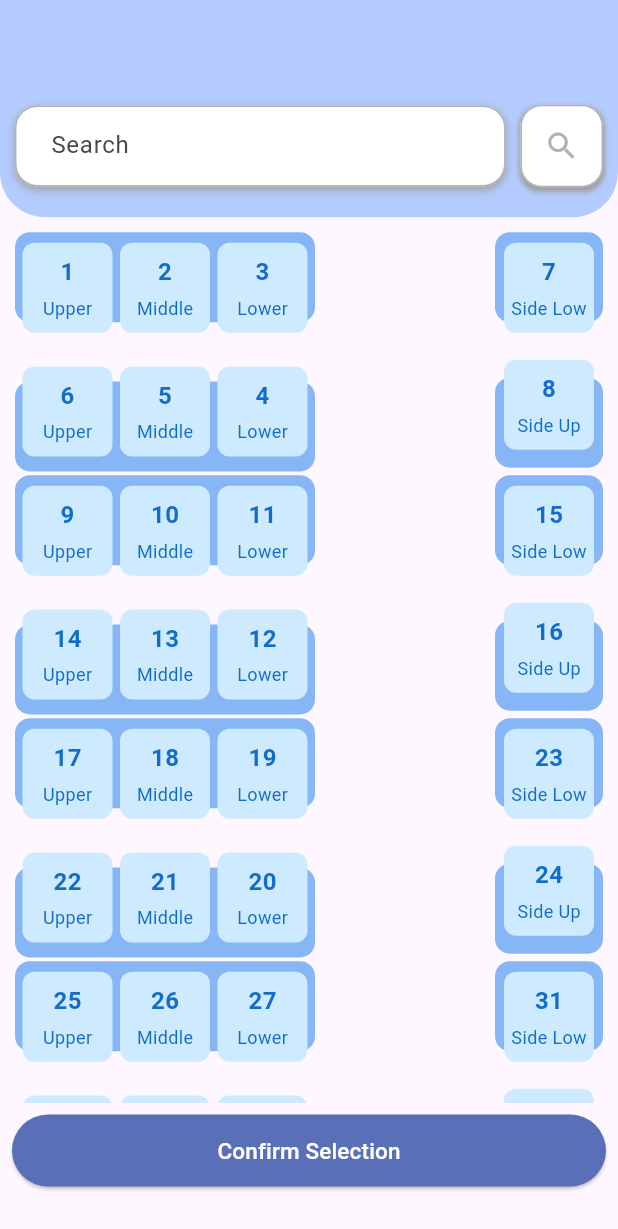
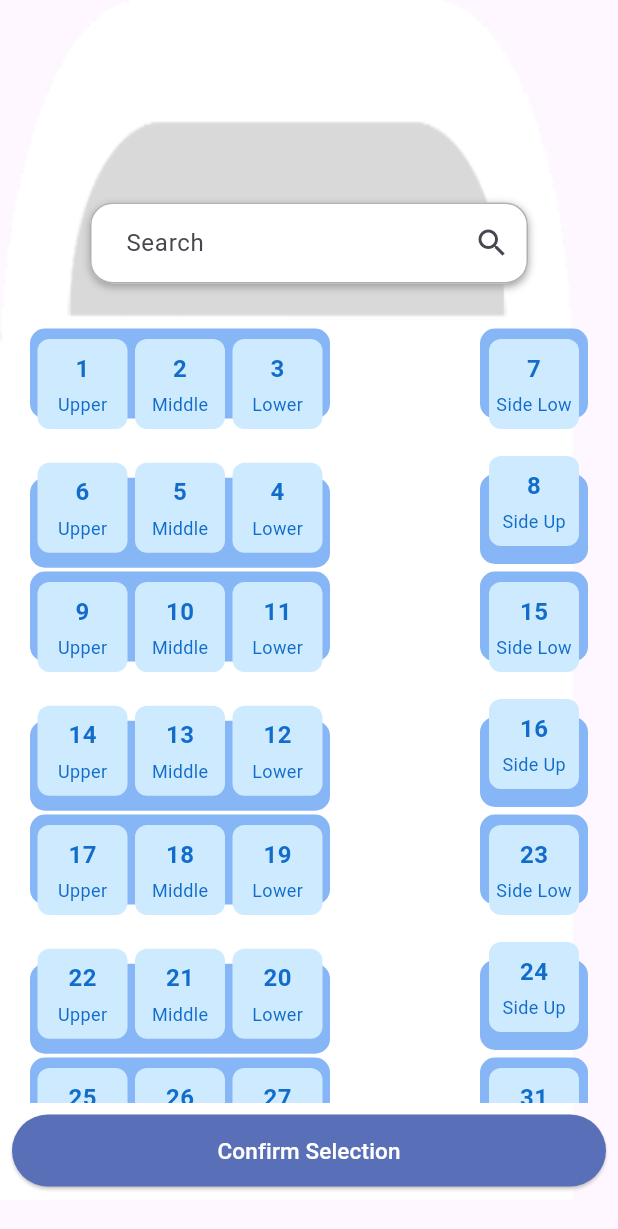
Before and after one commit to Khushnu/flutter_task_cruv, a Flutter app: the screen it shows after launch, on a phone screen of 412 x 824 dp. Shown: the top 1229 px of the screen. Run offline on Flutter 3.47's test engine with Material 3 defaults, Android fonts, the phone set to English and light mode, and no system bars.

Commit message:
enchanced ui

```diff
--- a/lib/Screens/reserved_seats_screen.dart
+++ b/lib/Screens/reserved_seats_screen.dart
@@ -17,7 +17,7 @@ class _ReservationSeatsScreenState extends State<ReservationSeatsScreen> {
     var seats = context.watch<SeatsState>().seats;
     return Scaffold(
       body: seats.isEmpty
-          ? Center(
+          ? const Center(
               child: Text(
                 'No Reservation found',
                 style: TextStyle(color: Colors.black, fontSize: 20),
@@ -37,7 +37,7 @@ class _ReservationSeatsScreenState extends State<ReservationSeatsScreen> {
                         ),
                         Text(
                           seats.length.toString(),
-                          style: TextStyle(fontSize: 20),
+                          style: const TextStyle(fontSize: 20),
                         )
                       ],
                     ),
--- a/lib/Screens/selection_screen.dart
+++ b/lib/Screens/selection_screen.dart
@@ -35,16 +35,20 @@ class _SeatSelectionScreenState extends State<SeatSelectionScreen> {
         onTap: (){
           FocusScope.of(context).unfocus();
         },
-        child: Column(
+        child: Stack(
+          children: [
+            Image.asset('Assets/bg.png'),
+            Column(
+              // mainAxisAlignment: MainAxisAlignment.center,
             children: [
 
-            TopWidget(
-              child: Row(
-                mainAxisAlignment: MainAxisAlignment.spaceEvenly,
-                crossAxisAlignment: CrossAxisAlignment.center,
-                children: [
-                  Expanded(
-                    child: Container(
+              Padding(
+                padding: const EdgeInsets.symmetric(vertical: 135,
+                horizontal: 60).copyWith(bottom: 20),
+                child: Align(
+                  alignment: Alignment.centerLeft,
+                  child:
+                       Container(
                           decoration: BoxDecoration(
                               borderRadius: BorderRadius.circular(15),
                               boxShadow: const [
@@ -55,6 +59,12 @@ class _SeatSelectionScreenState extends State<SeatSelectionScreen> {
                               ]),
                           child: InputTextFieldWidget(
                             textEditingController: searchBar,
+                            ontap: (){
+                              if(searchBar.text.isNotEmpty){
+                                 searchBar.clear();
+                              }
+
+                            },
                             onchnged: (v){
                               searchBar.text=v;
                               print(v);
@@ -65,17 +75,14 @@ class _SeatSelectionScreenState extends State<SeatSelectionScreen> {
                             }, ),
                         ),
                       ),
-                  const SizedBox(
-                    width: 10,
-                  ),
-                  SearchButtonWidget(ontap: () {})
-                ],
-              ),
+
+                      // SearchButtonWidget(ontap: () {})
+
               ),
               Expanded(
                 child: ListView.builder(
                   controller: scrollcontroller,
-                padding: const EdgeInsets.all(10),
+                  padding: const EdgeInsets.symmetric(horizontal: 20, vertical: 10),
                   itemCount: 10,
                   itemBuilder: (_, index) {
           //             var seats = context.read<SeatsState>().searchSeats(searchBar.text);
@@ -238,6 +245,8 @@ class _SeatSelectionScreenState extends State<SeatSelectionScreen> {
                const SizedBox(height: 25,)
             ],
           ),
+          ]
+        ),
       ),
     );
   }
--- a/lib/Widgets/cabin_seat_widget.dart
+++ b/lib/Widgets/cabin_seat_widget.dart
@@ -47,7 +47,7 @@ class _CabinSeatWidgetState extends State<CabinSeatWidget> {
               borderRadius: BorderRadius.circular(8),
               border: Border.all(
                 color: (widget.searchText == widget.indexSeat.toString() || seats.contains(seatModel)) ? borderColor : Colors.transparent,
-                width: 2,
+                width: 3,
               ),
               color: (seats.contains(seatModel)) ? primarySelectionColor : const Color(0xffCEEAFF),
             ),
--- a/lib/Widgets/input_textfield_widget.dart
+++ b/lib/Widgets/input_textfield_widget.dart
@@ -5,7 +5,11 @@ import 'package:flutter_task_cruv/themestyle.dart';
 class InputTextFieldWidget extends StatefulWidget {
   final TextEditingController textEditingController;
   final Function(String) onchnged;
-  const InputTextFieldWidget({super.key, required this.textEditingController, required this.onchnged});
+  final Function() ontap;
+  const InputTextFieldWidget({super.key,
+  required this.textEditingController,
+  required this.onchnged,
+  required this.ontap});
 
   @override
   State<InputTextFieldWidget> createState() => _InputTextFieldWidgetState();
@@ -19,6 +23,7 @@ class _InputTextFieldWidgetState extends State<InputTextFieldWidget> {
       keyboardType: TextInputType.number,
       onChanged:widget.onchnged ,
       decoration: InputDecoration(
+        suffixIcon: IconButton(onPressed: widget.ontap, icon: widget.textEditingController.text.isNotEmpty ? Icon(Icons.close) : Icon(Icons.search)),
         fillColor: Colors.white,
         filled: true,
 
```
Also changed, not shown: Assets/bg.png (added). Lines whose indentation alone changed are shown as unchanged.
